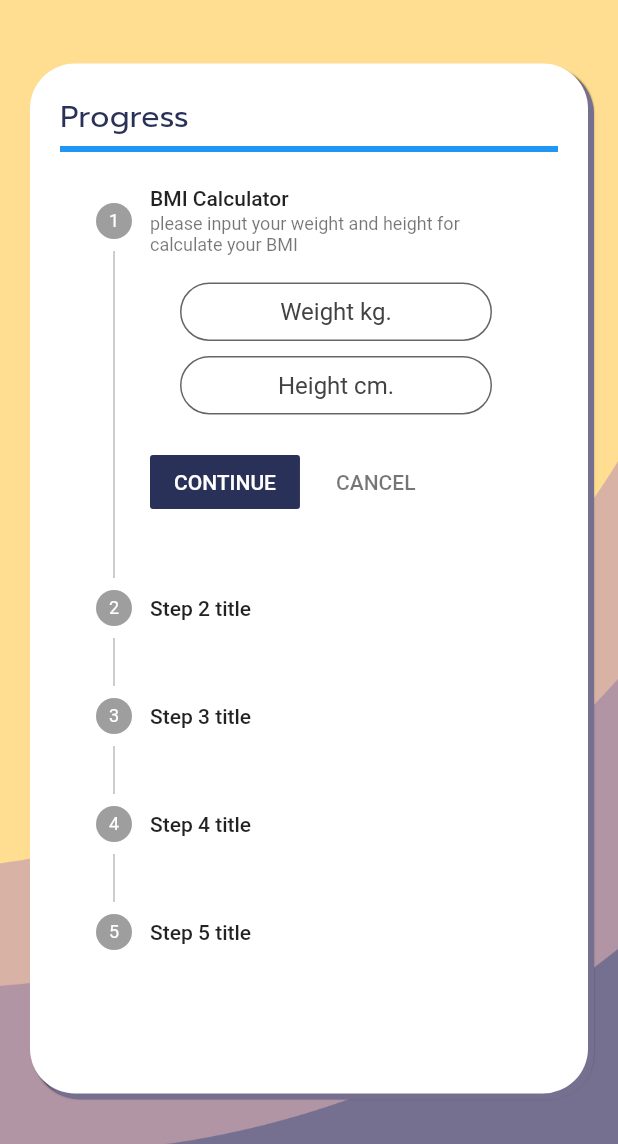
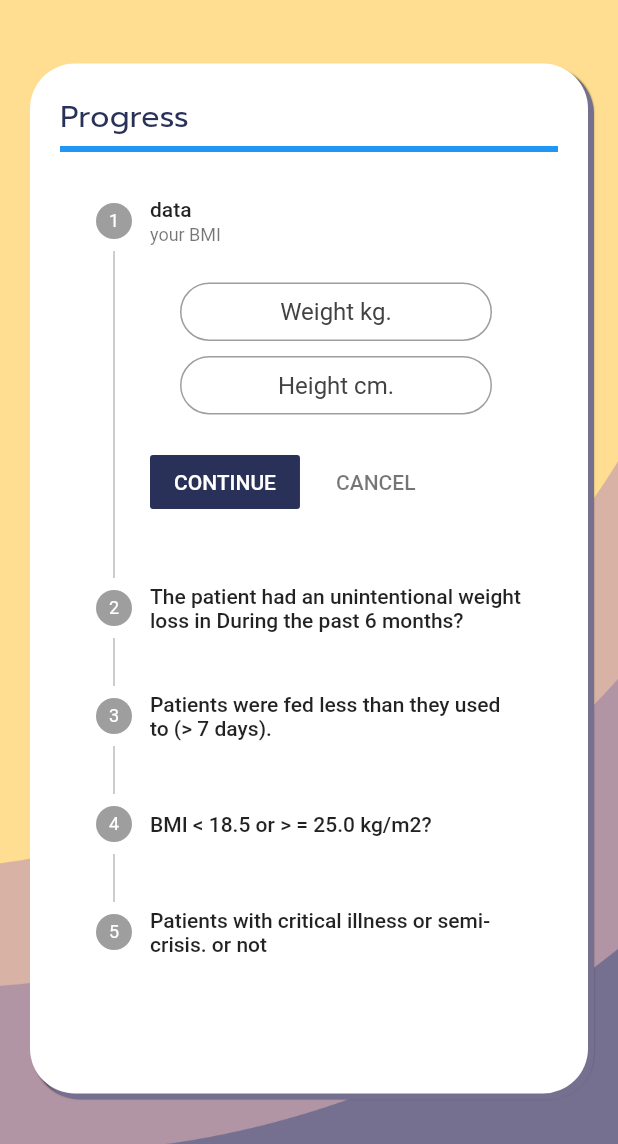
Before and after one commit to GS-KMUTNB/msa-app, a Flutter app: the AssessmentScreen screen opened directly, on a phone screen of 412 x 824 dp, the part 92-1236 px from its top. Run offline on Flutter 3.47's test engine with Material 2 defaults, Android fonts, the phone set to English and light mode, and no system bars; drawn by our look-alikes of auto_size_text; our stand-ins replace flutter_feather_icons.

Commit message:
feat: 🎸 (stepper) add yes no button but work inprogress

```diff
--- a/lib/screens/assessment.dart
+++ b/lib/screens/assessment.dart
@@ -1,6 +1,5 @@
 import 'package:flutter/material.dart';
 import 'package:msa_app/shared/shared.dart';
-
 import '../../theme/theme.dart';
 
 class AssessmentScreen extends StatefulWidget {
@@ -11,22 +10,28 @@ class AssessmentScreen extends StatefulWidget {
 }
 
 class _AssessmentScreenState extends State<AssessmentScreen> {
-  final TextEditingController weightController = TextEditingController();
+  late TextEditingController weightController = TextEditingController();
   final FocusNode weightFocus = FocusNode();
 
-  final TextEditingController heightController = TextEditingController();
+  late TextEditingController heightController = TextEditingController();
   final FocusNode hightFocus = FocusNode();
 
   final _controller = ScrollController();
   int _index = 0;
+  String bmiValue = "";
+  int val = -1;
 
   @override
   void initState() {
     super.initState();
+    weightController = TextEditingController();
+    heightController = TextEditingController();
   }
 
   @override
   void dispose() {
+    weightController.dispose();
+    heightController.dispose();
     super.dispose();
   }
 
@@ -34,6 +39,104 @@ class _AssessmentScreenState extends State<AssessmentScreen> {
   Widget build(BuildContext context) {
     var width = MediaQuery.of(context).size.width;
     var height = MediaQuery.of(context).size.height;
+
+    var fromOne = <Step>[
+      Step(
+        title: bmiValue == "test" ? Text('BMI Calculator') : Text("data"),
+        subtitle: bmiValue == "test"
+            ? Text("please input your weight and height for calculate your BMI")
+            : Text("your BMI"),
+        content: BmiForm(
+          heightController: heightController,
+          hightFocus: hightFocus,
+          weightController: weightController,
+          weightFocus: weightFocus,
+        ),
+      ),
+      Step(
+        title: const Text(
+            'The patient had an unintentional weight loss in During the past 6 months?'),
+        content: StepperRadioButton(
+          groupValueNo: val,
+          groupValueYes: val,
+          onChangedNo: (v) {
+            setState(() {
+              int a = v as int;
+              val = a;
+            });
+          },
+          onChangedYes: (v) {
+            setState(() {
+              int a = v as int;
+              val = a;
+            });
+          },
+          width: width,
+        ),
+      ),
+      Step(
+        title:
+            const Text('Patients were fed less than they used to (> 7 days).'),
+        content: StepperRadioButton(
+          groupValueNo: val,
+          groupValueYes: val,
+          onChangedNo: (v) {
+            setState(() {
+              int a = v as int;
+              val = a;
+            });
+          },
+          onChangedYes: (v) {
+            setState(() {
+              int a = v as int;
+              val = a;
+            });
+          },
+          width: width,
+        ),
+      ),
+      Step(
+        title: const Text('BMI < 18.5 or > = 25.0 kg/m2?'),
+        content: StepperRadioButton(
+          groupValueNo: val,
+          groupValueYes: val,
+          onChangedNo: (v) {
+            setState(() {
+              int a = v as int;
+              val = a;
+            });
+          },
+          onChangedYes: (v) {
+            setState(() {
+              int a = v as int;
+              val = a;
+            });
+          },
+          width: width,
+        ),
+      ),
+      Step(
+        title:
+            const Text('Patients with critical illness or semi-crisis. or not'),
+        content: StepperRadioButton(
+          groupValueNo: val,
+          groupValueYes: val,
+          onChangedNo: (v) {
+            setState(() {
+              int a = v as int;
+              val = a;
+            });
+          },
+          onChangedYes: (v) {
+            setState(() {
+              int a = v as int;
+              val = a;
+            });
+          },
+          width: width,
+        ),
+      ),
+    ];
 
     return Scaffold(
       appBar: MsaAppBar(
@@ -64,7 +167,7 @@ class _AssessmentScreenState extends State<AssessmentScreen> {
                 h: height / 1.20,
                 color: Colors.white,
                 child: Container(
-                  padding: const EdgeInsets.all(20.0),
+                  padding: const EdgeInsets.only(top: 20, left: 20, right: 20),
                   child: ListView(
                     controller: _controller,
                     children: [
@@ -82,10 +185,18 @@ class _AssessmentScreenState extends State<AssessmentScreen> {
                           }
                         },
                         onStepContinue: () {
-                          if (_index <= 0) {
+                          print(_index);
+                          if (_index < (fromOne.length - 1)) {
                             setState(() {
                               _index += 1;
                             });
+                          }
+
+                          if (_index == 1) {
+                            setState(() {
+                              bmiValue = "test";
+                            });
+                            print("index 1 naja");
                           }
                         },
                         onStepTapped: (int index) {
@@ -93,38 +204,8 @@ class _AssessmentScreenState extends State<AssessmentScreen> {
                             _index = index;
                           });
                         },
-                        steps: <Step>[
-                          Step(
-                            title: const Text('BMI Calculator'),
-                            subtitle: const Text(
-                              "please input your weight and height for calculate your BMI",
-                            ),
-                            content: BmiForm(
-                              heightController: heightController,
-                              hightFocus: hightFocus,
-                              weightController: weightController,
-                              weightFocus: weightFocus,
-                            ),
-                          ),
-                          const Step(
-                            title: Text('Step 2 title'),
-                            content: Text('Content for Step 2'),
-                          ),
-                          const Step(
-                            title: Text('Step 3 title'),
-                            content: Text('Content for Step 3'),
-                          ),
-                          const Step(
-                            title: Text('Step 4 title'),
-                            content: Text('Content for Step 4'),
-                          ),
-                          const Step(
-                            title: Text('Step 5 title'),
-                            content: Text('Content for Step 5'),
-                          ),
-                        ],
+                        steps: fromOne,
                       ),
-                      msaSizeBox(height: 250),
                     ],
                   ),
                 ),
--- a/lib/screens/description.dart
+++ b/lib/screens/description.dart
@@ -69,9 +69,9 @@ class DescriptionScreen extends StatelessWidget {
                   children: [
                     msaSizeBox(height: 30),
                     const AutoSizeText(
-                      "Description : To make a screening Nutritional Status Assessment Model Information is required. \n- Weight\n- Height A section to use to calculate your body mass index (BMI) and have questions for you to do. Answer by choosing to answer in 2 cases, yes and no.",
+                      "Description :\n\n1. This nutrition screening form uses weight and height data to calculate the mass index. body (BMI) and data from patient history taking By specifying only 'yes' or 'no' answers.\n\n2. This screening form does not save or store information that You fill out and screening results if you want. Screening results, please download or print after each screening.",
                       style: bodyText1,
-                      maxLines: 10,
+                      maxLines: 12,
                       textAlign: TextAlign.left,
                     ),
                     msaSizeBox(height: 30),
@@ -90,7 +90,7 @@ class DescriptionScreen extends StatelessWidget {
                     Padding(
                       padding: const EdgeInsets.symmetric(vertical: 10),
                       child: MsaButton(
-                        color: primaryColor4,
+                        color: Colors.green,
                         onPressed: () {
                           Navigator.push(
                             context,
@@ -99,7 +99,7 @@ class DescriptionScreen extends StatelessWidget {
                             ),
                           );
                         },
-                        text: 'Start screening nutrition',
+                        text: 'Start screening',
                         textStyle: bodyText1,
                         h: 120,
                       ),
--- a/lib/shared/assessment/assessment.dart
+++ b/lib/shared/assessment/assessment.dart
@@ -1,3 +1,4 @@
 export './steper.dart';
 export './bmi_form.dart';
 export './progress_bar.dart';
+export './radio_button.dart';
--- a/lib/shared/assessment/bmi_form.dart
+++ b/lib/shared/assessment/bmi_form.dart
@@ -9,6 +9,7 @@ class BmiForm extends SizedBox {
     required FocusNode hightFocus,
   }) : super(
           key: key,
+          child: Form(
             child: Column(
               crossAxisAlignment: CrossAxisAlignment.start,
               children: [
@@ -23,15 +24,15 @@ class BmiForm extends SizedBox {
                       border: OutlineInputBorder(
                         borderRadius: BorderRadius.circular(20.0),
                       ),
-                    filled: true,
                       hintStyle: TextStyle(color: Colors.grey[800]),
                       hintText: "Weight kg.",
-                    fillColor: Colors.white70,
-                    isDense: true, // Added this
-                    contentPadding: const EdgeInsets.all(10), // Added this
+                      isDense: true,
+                      contentPadding: const EdgeInsets.all(10),
                     ),
                     focusNode: weightFocus,
                     controller: weightController,
+                    onSubmitted: (value) {},
+                    keyboardType: TextInputType.number,
                   ),
                 ),
                 Padding(
@@ -45,18 +46,19 @@ class BmiForm extends SizedBox {
                       border: OutlineInputBorder(
                         borderRadius: BorderRadius.circular(20.0),
                       ),
-                    filled: true,
                       hintStyle: TextStyle(color: Colors.grey[800]),
                       hintText: "Height cm.",
-                    fillColor: Colors.white70,
-                    isDense: true, // Added this
-                    contentPadding: const EdgeInsets.all(10), // Added this
+                      isDense: true,
+                      contentPadding: const EdgeInsets.all(10),
                     ),
                     focusNode: hightFocus,
                     controller: heightController,
+                    onSubmitted: (value) {},
+                    keyboardType: TextInputType.number,
                   ),
                 ),
               ],
             ),
+          ),
         );
 }
--- /dev/null
+++ b/lib/shared/assessment/radio_button.dart
@@ -0,0 +1,49 @@
+import 'package:flutter/material.dart';
+
+typedef StepperRadioCallBack = void Function(Object?)?;
+
+class StepperRadioButton extends Container {
+  StepperRadioButton({
+    Key? key,
+    required double width,
+    required Function(Object?)? onChangedYes,
+    required Function(Object?)? onChangedNo,
+    required Object? groupValueYes,
+    required Object? groupValueNo,
+  }) : super(
+          key: key,
+          width: width,
+          child: Column(
+            mainAxisAlignment: MainAxisAlignment.spaceBetween,
+            children: [
+              SizedBox(
+                height: 30,
+                child: ListTile(
+                  dense: true,
+                  title: const Text("Yes"),
+                  leading: Radio(
+                    value: 0,
+                    groupValue: groupValueYes,
+                    onChanged: onChangedYes,
+                    activeColor: Colors.green,
+                  ),
+                ),
+              ),
+              const SizedBox(width: 10),
+              SizedBox(
+                height: 30,
+                child: ListTile(
+                  dense: true,
+                  title: const Text("No"),
+                  leading: Radio(
+                    value: 1,
+                    groupValue: groupValueNo,
+                    onChanged: onChangedNo,
+                    activeColor: Colors.red,
+                  ),
+                ),
+              ),
+            ],
+          ),
+        );
+}
--- a/lib/shared/assessment/steper.dart
+++ b/lib/shared/assessment/steper.dart
@@ -6,8 +6,8 @@ class MsaStepper extends Container {
     Key? key,
     required BuildContext context,
     required int currentStep,
-    required VoidCallback onStepCancel,
-    required VoidCallback onStepContinue,
+    required Function() onStepCancel,
+    required Function() onStepContinue,
     required Function(int) onStepTapped,
     required List<Step> steps,
   }) : super(
--- a/lib/shared/globals/scaffold.dart
+++ b/lib/shared/globals/scaffold.dart
@@ -16,6 +16,7 @@ class MsaScaffold extends Scaffold {
                   image: DecorationImage(
                     image: AssetImage("assets/images/$bgImage"),
                     fit: BoxFit.cover,
+                    opacity: 0.7,
                   ),
                 ),
               ),
```
Also changed, not shown: lib/screens/home.dart (+9 -9 lines), assets/images/logo.png. Lines whose indentation alone changed are shown as unchanged.
